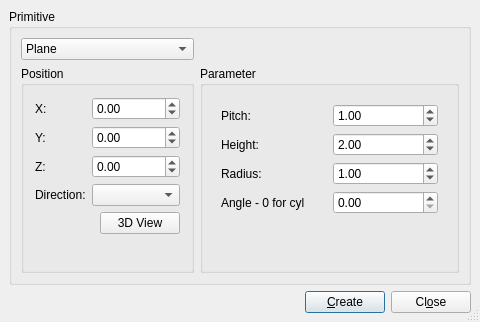
Before: the Qt Designer form src/Mod/Part/Gui/DlgPrimitives.ui in berndhahnebach/All_FreeCAD, drawn with Qt 5.
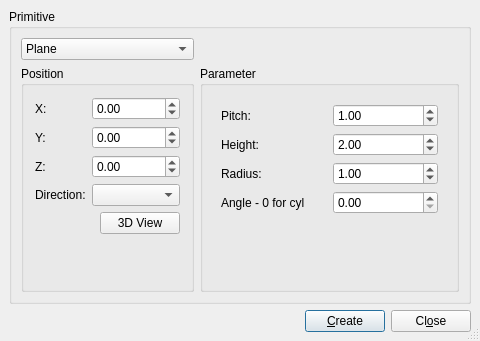
After: the same form once the commit is applied. The open tabs and pages were chosen to show the change.

Commit message: + set limit for apex angle for conical helix to 89.99 (jmaustpc)

```diff
--- a/src/Mod/Part/Gui/DlgPrimitives.ui
+++ b/src/Mod/Part/Gui/DlgPrimitives.ui
@@ -7,7 +7,7 @@
     <x>0</x>
     <y>0</y>
     <width>480</width>
-    <height>312</height>
+    <height>341</height>
    </rect>
   </property>
   <property name="windowTitle">
```
Left out of the diff: 2 changed lines with no effect on the pictures.
